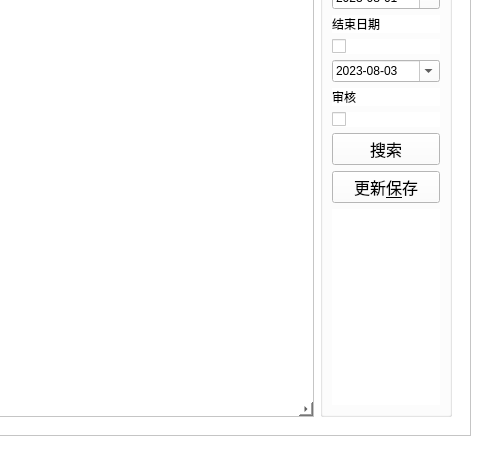
Qt form 物流/ui/mainwindow.ui (cnfengwei/wuliu) before a commit; both pictures show x 547 to 1027 and y 240 to 707 of the 1027 by 707 pixel window.
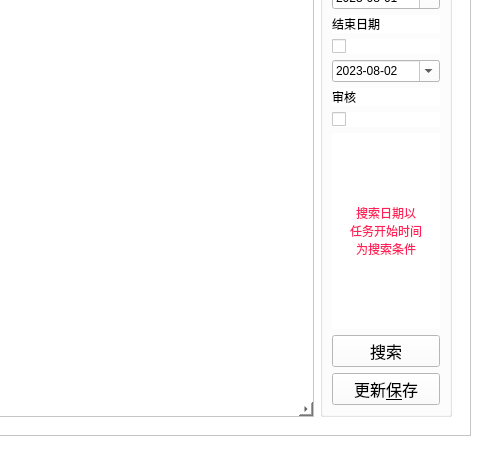
The same form after that commit. The open tabs and pages were chosen to show the change. Icons and pictures are not drawn.

Diff of the .ui file:
```diff
--- a/物流/ui/mainwindow.ui
+++ b/物流/ui/mainwindow.ui
@@ -316,7 +316,7 @@
                   <second>0</second>
                   <year>2023</year>
                   <month>8</month>
-                  <day>3</day>
+                  <day>2</day>
                  </datetime>
                 </property>
                 <property name="minimumDate">
@@ -360,6 +360,28 @@
                 </property>
                </widget>
               </item>
+              <item>
+               <widget class="QLabel" name="label_11">
+                <property name="sizePolicy">
+                 <sizepolicy hsizetype="Preferred" vsizetype="MinimumExpanding">
+                  <horstretch>0</horstretch>
+                  <verstretch>0</verstretch>
+                 </sizepolicy>
+                </property>
+                <property name="styleSheet">
+                 <string notr="true">color: rgb(255, 32, 91);
+font: 11pt &quot;Microsoft YaHei UI&quot;;</string>
+                </property>
+                <property name="text">
+                 <string>搜索日期以
+任务开始时间
+为搜索条件</string>
+                </property>
+                <property name="alignment">
+                 <set>Qt::AlignCenter</set>
+                </property>
+               </widget>
+              </item>
               <item>
                <layout class="QVBoxLayout" name="verticalLayout_5">
                 <item>
@@ -398,19 +420,6 @@
                   </property>
                  </widget>
                 </item>
-                <item>
-                 <widget class="QLabel" name="label_11">
-                  <property name="sizePolicy">
-                   <sizepolicy hsizetype="Preferred" vsizetype="MinimumExpanding">
-                    <horstretch>0</horstretch>
-                    <verstretch>0</verstretch>
-                   </sizepolicy>
-                  </property>
-                  <property name="text">
-                   <string/>
-                  </property>
-                 </widget>
-                </item>
                </layout>
               </item>
              </layout>
```
Left out of the diff: 48 changed lines with no effect on the pictures.
